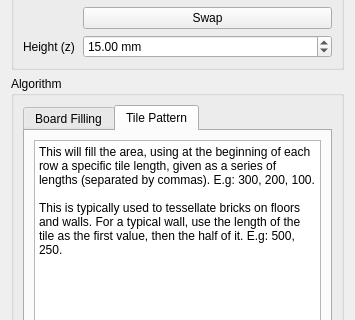
First picture: the form in Tessellator/Tessellator_dialog.ui, repository sonejostudios/FreeCAD-Tessellator, before the edit; both pictures show x 0 to 355 and y 292 to 612 of the 355 by 895 pixel window.
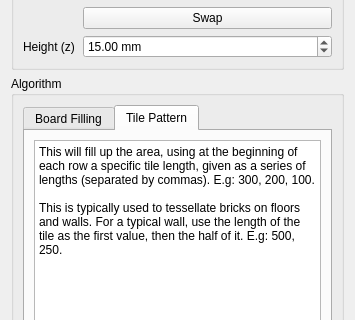
Second picture: the form after the edit. The open tabs and pages were chosen to show the change.

Patch:
```diff
--- a/Tessellator/Tessellator_dialog.ui
+++ b/Tessellator/Tessellator_dialog.ui
@@ -307,7 +307,7 @@
              <bool>true</bool>
             </property>
             <property name="plainText">
-             <string>This will fill the area, using at the beginning of each row a specific tile length, given as a series of lengths (separated by commas). E.g: 300, 200, 100.
+             <string>This will fill up the area, using at the beginning of each row a specific tile length, given as a series of lengths (separated by commas). E.g: 300, 200, 100.
 
 This is typically used to tessellate bricks on floors and walls. For a typical wall, use the length of the tile as the first value, then the half of it. E.g: 500, 250.</string>
             </property>
```
Left out of the diff: 4 changed lines with no effect on the pictures.
